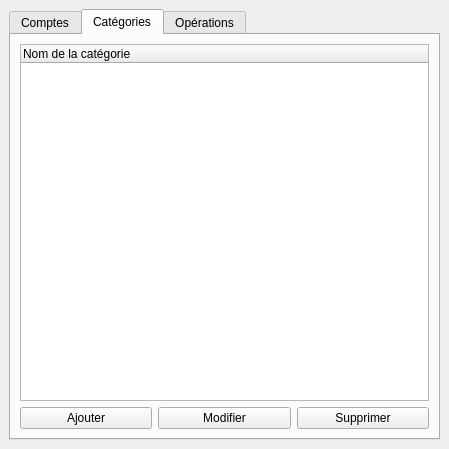
Above: mainwindow.ui from Salma803/QFinance2 before the change. Below: the same form after it.
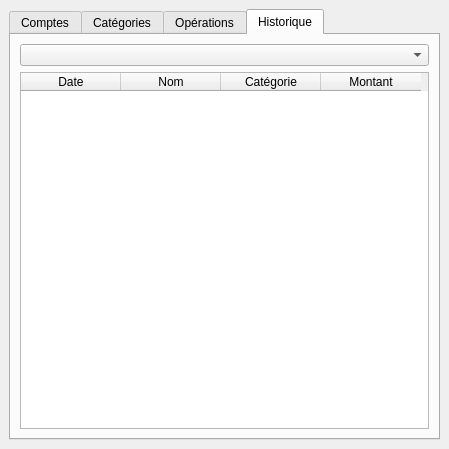
That is the form after the change.

Commit message: Historique operations

Patch:
```diff
--- a/mainwindow.ui
+++ b/mainwindow.ui
@@ -18,7 +18,7 @@
     <item>
      <widget class="QTabWidget" name="tabWidget">
       <property name="currentIndex">
-       <number>1</number>
+       <number>3</number>
       </property>
       <widget class="QWidget" name="tabComptes">
        <attribute name="title">
@@ -228,7 +228,40 @@
 
        </layout>
       </widget>
-
+      <widget class="QWidget" name="tabHistorique">
+       <attribute name="title">
+        <string>Historique</string>
+       </attribute>
+       <layout class="QVBoxLayout">
+        <item>
+         <widget class="QComboBox" name="comboCompteHistorique"/>
+        </item>
+        <item>
+         <widget class="QTableWidget" name="tableOperations">
+          <column>
+           <property name="text">
+            <string>Date</string>
+           </property>
+          </column>
+          <column>
+           <property name="text">
+            <string>Nom</string>
+           </property>
+          </column>
+          <column>
+           <property name="text">
+            <string>Catégorie</string>
+           </property>
+          </column>
+          <column>
+           <property name="text">
+            <string>Montant</string>
+           </property>
+          </column>
+         </widget>
+        </item>
+       </layout>
+      </widget>
      </widget>
     </item>
    </layout>
```
Left out of the diff: 45 changed lines with no effect on the pictures. The commit also changes 14 other files.
